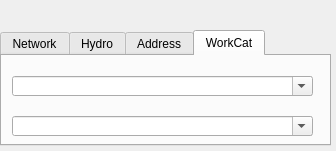
This is search/ui/search_plus_dialog.ui in Giswater/giswater_qgis_plugin as Qt 5 draws it before an edit. The edited form follows.
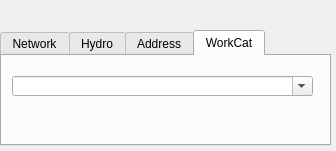
This is the edited form. The open tabs and pages were chosen to show the change.

Commit message: remove unused widget

```diff
--- a/search/ui/search_plus_dialog.ui
+++ b/search/ui/search_plus_dialog.ui
@@ -265,19 +265,6 @@
       <bool>true</bool>
      </property>
     </widget>
-    <widget class="QComboBox" name="workcat_items_list">
-     <property name="geometry">
-      <rect>
-       <x>10</x>
-       <y>60</y>
-       <width>301</width>
-       <height>20</height>
-      </rect>
-     </property>
-     <property name="editable">
-      <bool>true</bool>
-     </property>
-    </widget>
    </widget>
   </widget>
  </widget>
```
Left out of the diff: 2 changed lines with no effect on the pictures. The commit also changes 1 other file.
